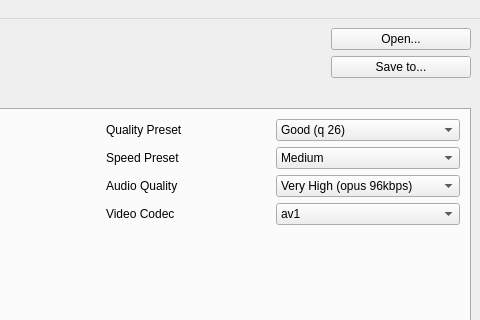
Old version of the form qencoder/mainwindow.ui in the repository natis1/qencoder; both pictures show x 335 to 815 and y 0 to 320 of the 815 by 595 pixel window.
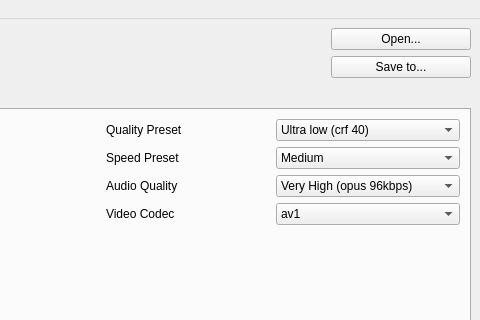
New version of the form. The open tabs and pages were chosen to show the change.

```diff
--- a/qencoder/mainwindow.ui
+++ b/qencoder/mainwindow.ui
@@ -183,11 +183,11 @@
              <string>The final quality of your output video. If unsure, use 26.</string>
             </property>
             <property name="currentIndex">
-             <number>4</number>
+             <number>0</number>
             </property>
             <item>
              <property name="text">
-              <string>Ultra low (q 40)</string>
+              <string>Ultra low (crf 40)</string>
              </property>
             </item>
             <item>
@@ -207,7 +207,7 @@
             </item>
             <item>
              <property name="text">
-              <string>Good (q 26)</string>
+              <string>Good (crf 26)</string>
              </property>
             </item>
             <item>
```
Left out of the diff: 22 changed lines with no effect on the pictures.
